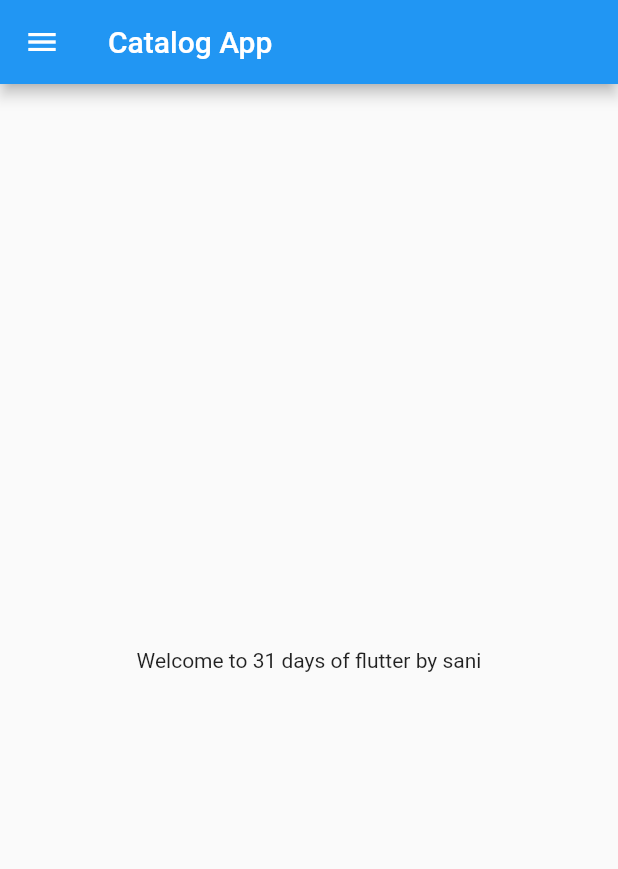
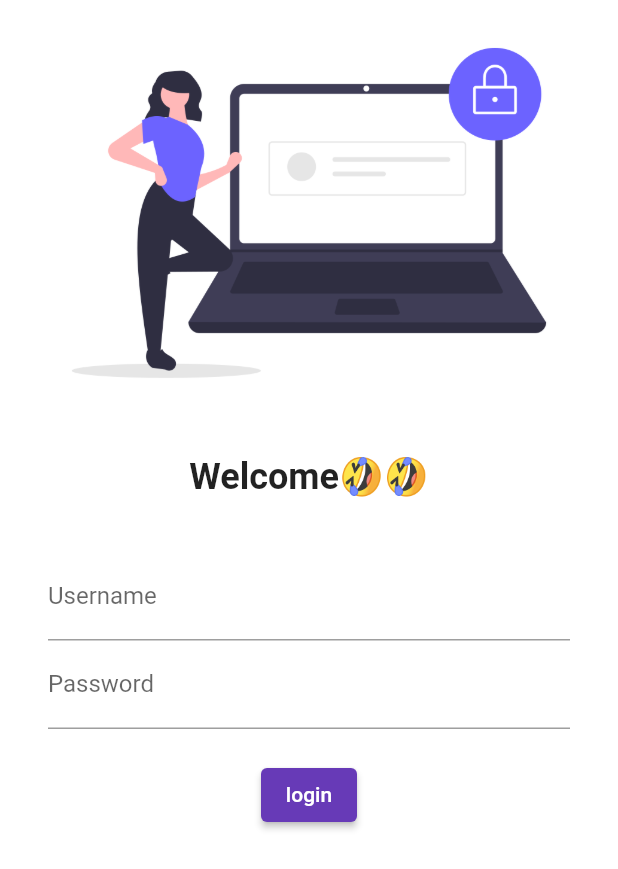
Before and after one commit to Shafiqsani/flutterfirstapp, a Flutter app: the screen it shows after launch, on a phone screen of 412 x 824 dp. Shown: the top 869 px of the screen. Run offline on Flutter 3.47's test engine with Material 2 defaults, Android fonts, the phone set to English and light mode, and no system bars; our stand-ins replace google_fonts.

Commit message:
day4 complete

```diff
--- a/lib/main.dart
+++ b/lib/main.dart
@@ -1,22 +1,31 @@
 import 'package:flutter/material.dart';
-import 'package:flutter_catalog/home_page.dart';
-
+import 'package:flutter_catalog/pages/home_page.dart';
+import 'package:flutter_catalog/pages/login_page.dart';
+import 'package:google_fonts/google_fonts.dart';
 void main() {
   runApp(MyApp());
 }
 
 class MyApp extends StatelessWidget {
-  const MyApp({Key? key}) : super(key: key);
-
   @override
   Widget build(BuildContext context) {
-    double days = 31;
-    String name = "sani";
+    return MaterialApp(
+      //home: Homepage(),
 
+      themeMode: ThemeMode.light,
+      theme: ThemeData(
+        primarySwatch: Colors.deepPurple,
+        primaryTextTheme: GoogleFonts.latoTextTheme()
+        ),
+      darkTheme: ThemeData(
+        brightness: Brightness.dark,
+      ),
 
-
-    return MaterialApp(
-      home: Homepage(),
+      routes: {
+        "/": (context) => LoginPage(),
+        "/home": (context) => Homepage(),
+        "/login": (context) => LoginPage()
+      },
     );
   }
 }
--- /dev/null
+++ b/lib/pages/login_page.dart
@@ -0,0 +1,48 @@
+import 'package:flutter/material.dart';
+
+class LoginPage extends StatelessWidget {
+  @override
+  Widget build(BuildContext context) {
+    return Material(
+      color: Colors.white,
+      child: Center(
+          child: Column(
+        children: [
+          Image.asset("assets/images/login_img.png", fit: BoxFit.cover),
+          SizedBox(
+            height: 20,
+          ),
+          Text(
+            "Welcome🤣🤣",
+            style: TextStyle(fontSize: 24, fontWeight: FontWeight.bold),
+          ),
+          SizedBox(
+            height: 20,
+          ),
+          Padding(
+              padding: const EdgeInsets.symmetric(vertical: 16, horizontal: 32),
+              child: Column(children: [
+                TextFormField(
+                  decoration: InputDecoration(
+                      hintText: "Enter username", labelText: "Username"),
+                ),
+                TextFormField(
+                  obscureText: true,
+                  decoration: InputDecoration(
+                      hintText: "Enter password", labelText: "Password"),
+                ),
+                SizedBox(
+                  height: 20,
+                ),
+                ElevatedButton(
+                    style: TextButton.styleFrom(),
+                    onPressed: () {
+                      print("hey welcome");
+                    },
+                    child: Text("login"))
+              ])),
+        ],
+      )),
+    );
+  }
+}
--- a/pubspec.yaml
+++ b/pubspec.yaml
@@ -28,6 +28,7 @@ dependencies:
   # The following adds the Cupertino Icons font to your application.
   # Use with the CupertinoIcons class for iOS style icons.
   cupertino_icons: ^1.0.2
+  google_fonts: ^2.1.0
 
 dev_dependencies:
   flutter_test:
@@ -45,8 +46,8 @@ flutter:
   uses-material-design: true
 
   # To add assets to your application, add an assets section, like this:
-  # assets:
-  #   - images/a_dot_burr.jpeg
+  assets:
+    - assets/images/
   #   - images/a_dot_ham.jpeg
 
   # An image asset can refer to one or more resolution-specific "variants", see
```
Also changed, not shown: assets/images/login_img.png (added), lib/pages/home_page.dart (renamed from lib/home_page.dart), pubspec.lock.
